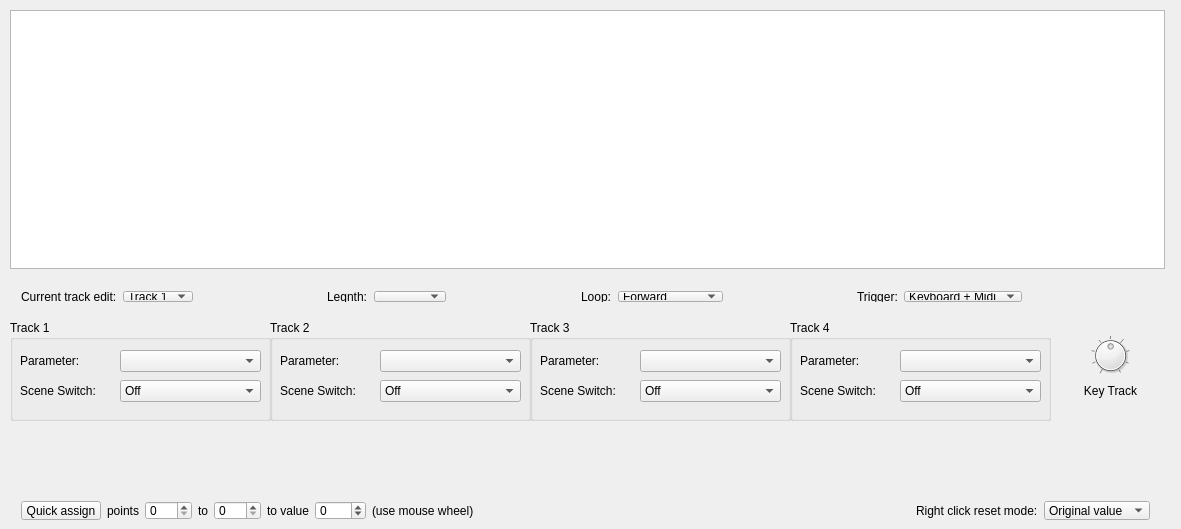
The window that src/View/FreeEGWidget.ui (thefinalcutbg/QAN1xEditor) describes before a commit, drawn with Qt 5.
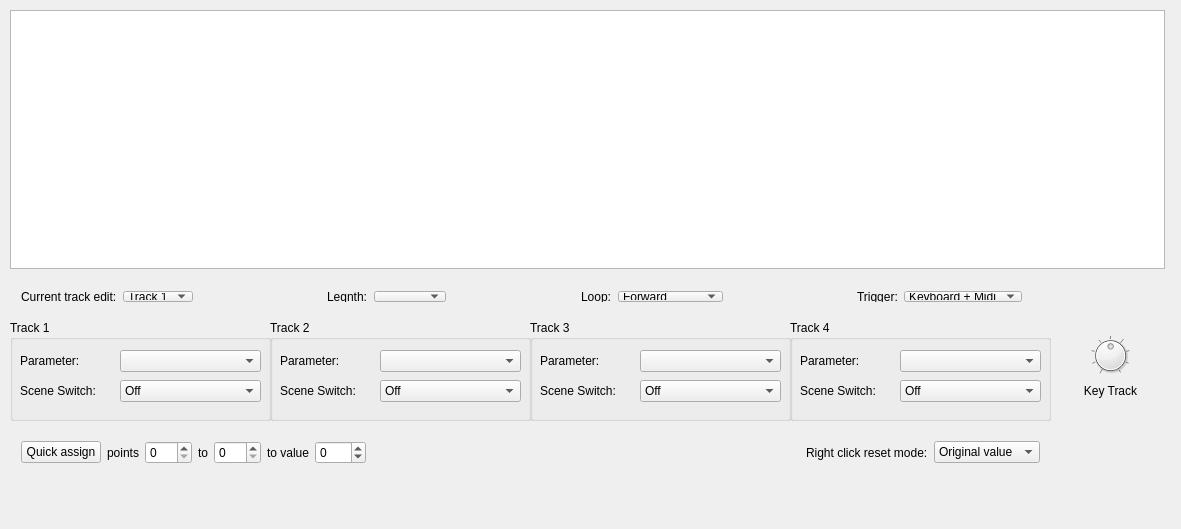
The same window after the commit. Custom widgets are drawn as their Qt base class.

Patch:
```diff
--- a/src/View/FreeEGWidget.ui
+++ b/src/View/FreeEGWidget.ui
@@ -609,9 +609,9 @@
    <property name="geometry">
     <rect>
      <x>10</x>
-     <y>490</y>
-     <width>1151</width>
-     <height>41</height>
+     <y>430</y>
+     <width>1041</width>
+     <height>51</height>
     </rect>
    </property>
    <layout class="QVBoxLayout" name="verticalLayout">
@@ -678,13 +678,6 @@
         </property>
        </widget>
       </item>
-      <item>
-       <widget class="QLabel" name="label_17">
-        <property name="text">
-         <string>(use mouse wheel)</string>
-        </property>
-       </widget>
-      </item>
       <item>
        <spacer name="horizontalSpacer_6">
         <property name="orientation">
```
